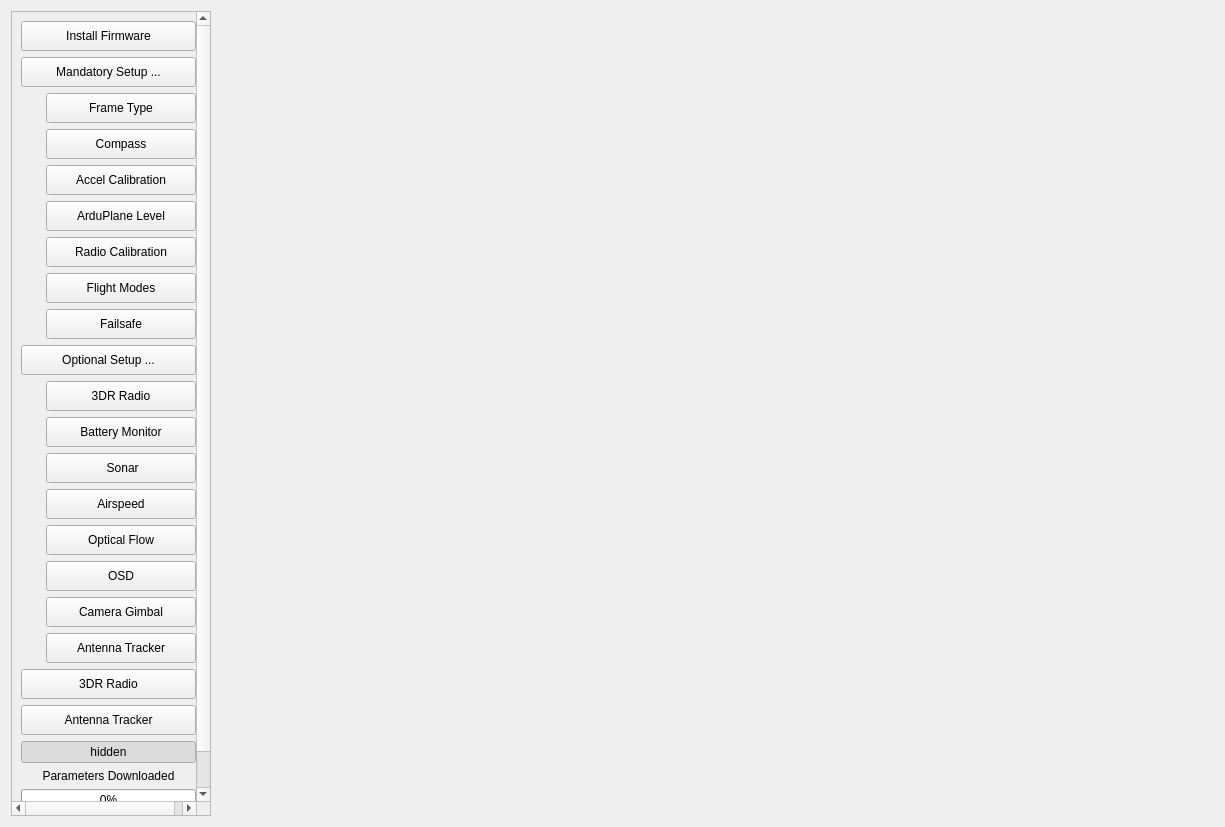
Old version of the form src/ui/configuration/ApmHardwareConfig.ui in the repository ArduPilot/apm_planner.
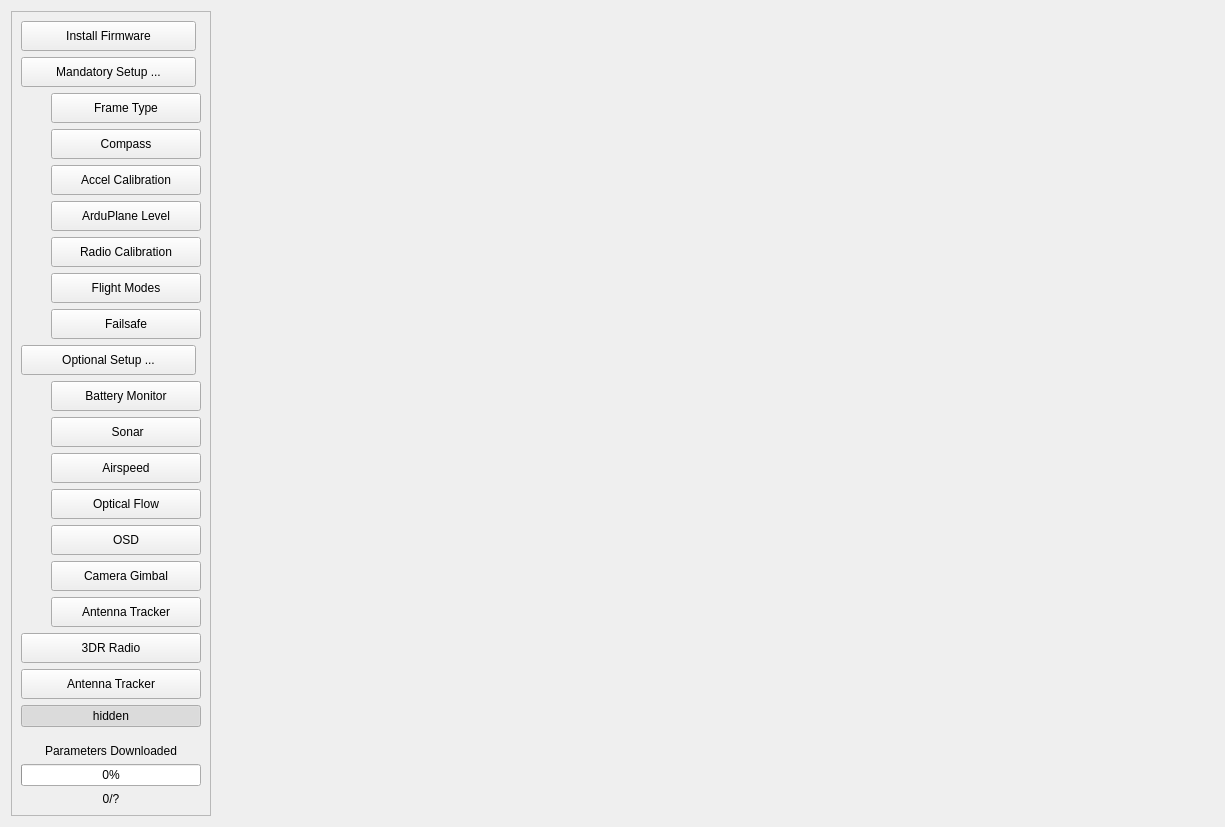
New version of the form. Icons and pictures are not drawn.

Commit message: Remove 3DR Radio Button from Optional View when connected

```diff
--- a/src/ui/configuration/ApmHardwareConfig.ui
+++ b/src/ui/configuration/ApmHardwareConfig.ui
@@ -360,34 +360,6 @@
            </property>
           </widget>
          </item>
-         <item alignment="Qt::AlignRight">
-          <widget class="QPushButton" name="radio3DRButton">
-           <property name="minimumSize">
-            <size>
-             <width>150</width>
-             <height>30</height>
-            </size>
-           </property>
-           <property name="maximumSize">
-            <size>
-             <width>150</width>
-             <height>30</height>
-            </size>
-           </property>
-           <property name="text">
-            <string>3DR Radio</string>
-           </property>
-           <property name="checkable">
-            <bool>true</bool>
-           </property>
-           <property name="checked">
-            <bool>false</bool>
-           </property>
-           <property name="autoExclusive">
-            <bool>true</bool>
-           </property>
-          </widget>
-         </item>
          <item alignment="Qt::AlignRight">
           <widget class="QPushButton" name="batteryMonitorButton">
            <property name="minimumSize">
```
The commit also changes 1 other file.
